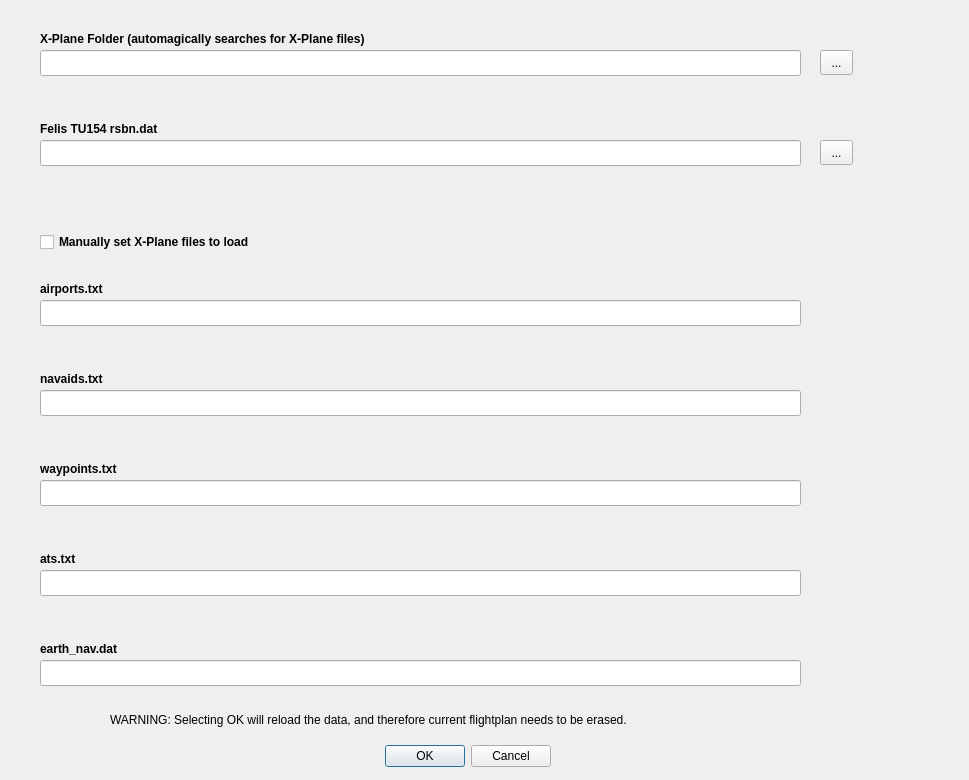
This is dialogsettings.ui in Vantskruv/XNVU-Calculator as Qt 5 draws it before an edit. The edited form follows.
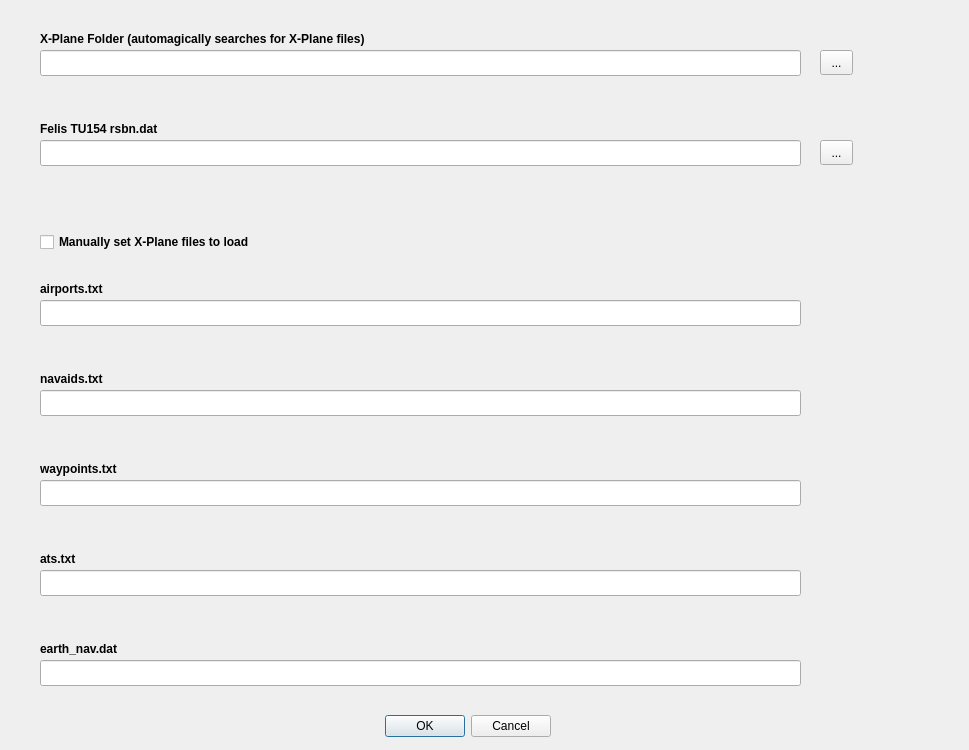
This is the edited form.

Commit message: * Morphing to saving with QSettings * Remove warning

Patch:
```diff
--- a/dialogsettings.ui
+++ b/dialogsettings.ui
@@ -7,7 +7,7 @@
     <x>0</x>
     <y>0</y>
     <width>969</width>
-    <height>780</height>
+    <height>750</height>
    </rect>
   </property>
   <property name="windowTitle">
@@ -17,7 +17,7 @@
    <property name="geometry">
     <rect>
      <x>210</x>
-     <y>740</y>
+     <y>710</y>
      <width>341</width>
      <height>32</height>
     </rect>
@@ -248,19 +248,6 @@
     <string>Manually set X-Plane files to load</string>
    </property>
   </widget>
-  <widget class="QLabel" name="label_7">
-   <property name="geometry">
-    <rect>
-     <x>110</x>
-     <y>710</y>
-     <width>741</width>
-     <height>20</height>
-    </rect>
-   </property>
-   <property name="text">
-    <string>WARNING: Selecting OK will reload the data, and therefore current flightplan needs to be erased.</string>
-   </property>
-  </widget>
   <widget class="QLabel" name="label_8">
    <property name="geometry">
     <rect>
```
The commit also changes 2 other files.
